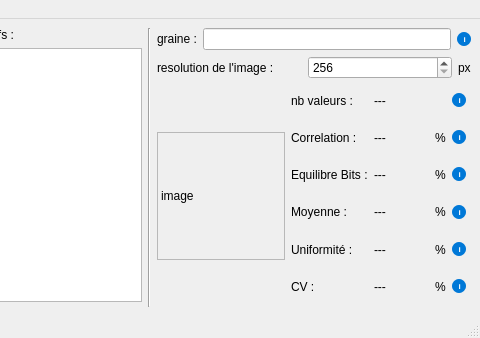
Above: FichiersQT/mainwindow.ui from erreur130/Editeur_Nombres_Aleatoire before the change; both pictures show x 296 to 776 and y 0 to 338 of the 776 by 338 pixel window. Below: the same form after it.
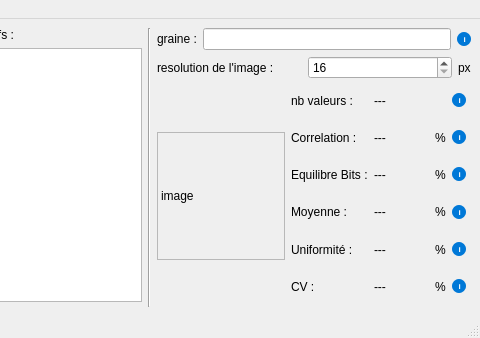
That is the form after the change. Custom widgets are drawn as their Qt base class.

The edit to the form file:
```diff
--- a/FichiersQT/mainwindow.ui
+++ b/FichiersQT/mainwindow.ui
@@ -203,10 +203,10 @@
            </sizepolicy>
           </property>
           <property name="minimum">
-           <number>256</number>
+           <number>16</number>
           </property>
           <property name="maximum">
-           <number>8192</number>
+           <number>1024</number>
           </property>
          </widget>
         </item>
@@ -822,6 +822,11 @@
    <extends>QListWidget</extends>
    <header>listemodulesactifs.h</header>
   </customwidget>
+  <customwidget>
+   <class>ListeModulesTemplate</class>
+   <extends>QListWidget</extends>
+   <header>listemodulestemplate.h</header>
+  </customwidget>
  </customwidgets>
  <resources/>
  <connections/>
```
Left out of the diff: 12 changed lines with no effect on the pictures.
